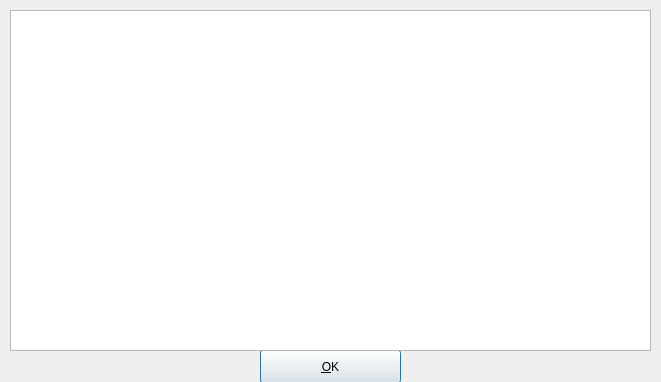
Above: src/checkforupdateswindow.ui from mhogomchungu/sirikali before the change. Below: the same form after it.
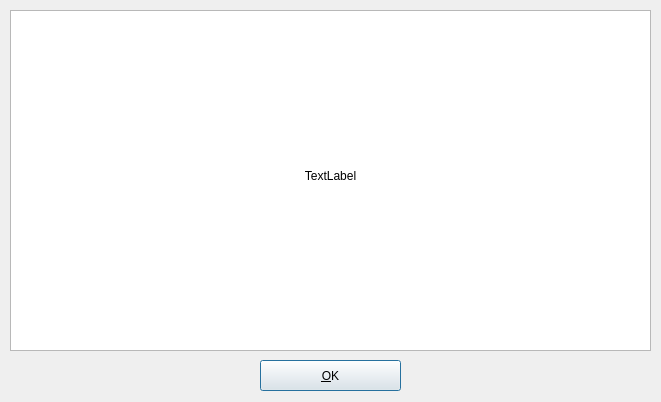
That is the form after the change.

What changed in the file:
```diff
--- a/src/checkforupdateswindow.ui
+++ b/src/checkforupdateswindow.ui
@@ -7,7 +7,7 @@
     <x>0</x>
     <y>0</y>
     <width>661</width>
-    <height>382</height>
+    <height>402</height>
    </rect>
   </property>
   <property name="windowTitle">
@@ -17,16 +17,16 @@
    <property name="geometry">
     <rect>
      <x>260</x>
-     <y>350</y>
+     <y>360</y>
      <width>141</width>
-     <height>33</height>
+     <height>31</height>
     </rect>
    </property>
    <property name="text">
     <string>&amp;OK</string>
    </property>
   </widget>
-  <widget class="QTextEdit" name="textEdit">
+  <widget class="QTableWidget" name="tableWidget">
    <property name="geometry">
     <rect>
      <x>10</x>
@@ -35,7 +35,64 @@
      <height>341</height>
     </rect>
    </property>
-   <property name="readOnly">
+   <property name="sizeAdjustPolicy">
+    <enum>QAbstractScrollArea::AdjustToContents</enum>
+   </property>
+   <property name="editTriggers">
+    <set>QAbstractItemView::NoEditTriggers</set>
+   </property>
+   <property name="tabKeyNavigation">
+    <bool>false</bool>
+   </property>
+   <property name="showDropIndicator" stdset="0">
+    <bool>false</bool>
+   </property>
+   <property name="dragDropOverwriteMode">
+    <bool>false</bool>
+   </property>
+   <property name="selectionMode">
+    <enum>QAbstractItemView::NoSelection</enum>
+   </property>
+   <property name="selectionBehavior">
+    <enum>QAbstractItemView::SelectItems</enum>
+   </property>
+   <attribute name="horizontalHeaderVisible">
+    <bool>false</bool>
+   </attribute>
+   <attribute name="horizontalHeaderMinimumSectionSize">
+    <number>30</number>
+   </attribute>
+   <attribute name="horizontalHeaderHighlightSections">
+    <bool>false</bool>
+   </attribute>
+   <attribute name="horizontalHeaderStretchLastSection">
+    <bool>true</bool>
+   </attribute>
+   <attribute name="verticalHeaderStretchLastSection">
+    <bool>false</bool>
+   </attribute>
+   <column>
+    <property name="text">
+     <string>Updates</string>
+    </property>
+   </column>
+  </widget>
+  <widget class="QLabel" name="label">
+   <property name="geometry">
+    <rect>
+     <x>10</x>
+     <y>10</y>
+     <width>641</width>
+     <height>331</height>
+    </rect>
+   </property>
+   <property name="text">
+    <string>TextLabel</string>
+   </property>
+   <property name="alignment">
+    <set>Qt::AlignCenter</set>
+   </property>
+   <property name="wordWrap">
     <bool>true</bool>
    </property>
   </widget>
```
